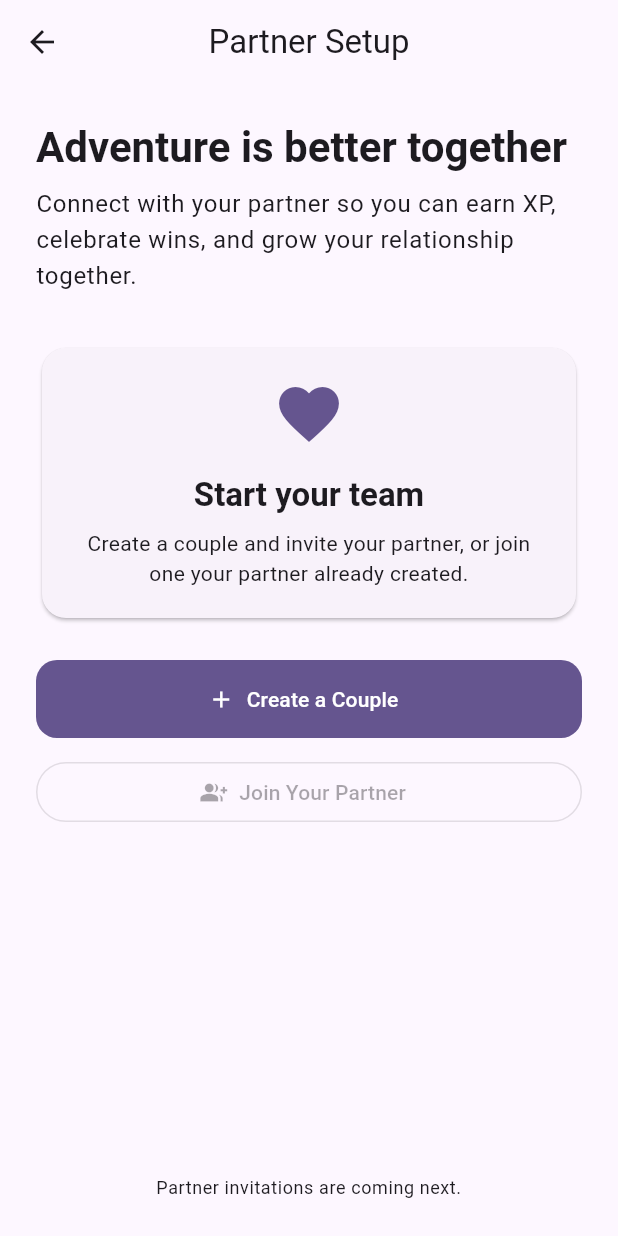
After one commit to greglbg/relationship_xp, a Flutter app: the CoupleSetupScreen screen opened directly, after a tap on "Create a Couple", on a phone screen of 412 x 824 dp. The commit adds this screen. Run offline on Flutter 3.47's test engine with Material 3 defaults, Android fonts, the phone set to English and light mode, and no system bars; our stand-ins replace cloud_firestore, firebase_auth, firebase_core; accounts and stored records are empty; network calls fail.

Commit message:
Add couple creation and onboarding

```diff
--- a/lib/auth/auth_gate.dart
+++ b/lib/auth/auth_gate.dart
@@ -2,6 +2,7 @@ import 'package:cloud_firestore/cloud_firestore.dart';
 import 'package:firebase_auth/firebase_auth.dart';
 import 'package:flutter/material.dart';
 
+import '../screens/couple/couple_setup_screen.dart';
 import '../screens/home/home_screen.dart';
 import 'login_screen.dart';
 import 'profile_setup_screen.dart';
@@ -45,10 +46,22 @@ class AuthGate extends StatelessWidget {
             }
 
             final data = profileSnapshot.data?.data();
-            final displayName = data?['displayName'] as String?;
+
+            if (data == null) {
+              return const Scaffold(
+                body: Center(child: Text('Profile not found.')),
+              );
+            }
+
+            final displayName = data['displayName'] as String?;
+            final coupleId = data['coupleId'] as String?;
 
             if (displayName == null || displayName.trim().isEmpty) {
               return const ProfileSetupScreen();
+            }
+
+            if (coupleId == null || coupleId.trim().isEmpty) {
+              return const CoupleSetupScreen();
             }
 
             return const HomeScreen();
--- a/lib/auth/register_screen.dart
+++ b/lib/auth/register_screen.dart
@@ -45,7 +45,7 @@ class _RegisterScreenState extends State<RegisterScreen> {
           'email': user.email,
           'displayName': '',
           'individualXp': 0,
-          'level': 1,
+          'coupleId': null,
           'createdAt': FieldValue.serverTimestamp(),
         });
       }
--- /dev/null
+++ b/lib/screens/couple/couple_setup_screen.dart
@@ -0,0 +1,148 @@
+import 'package:cloud_firestore/cloud_firestore.dart';
+import 'package:firebase_auth/firebase_auth.dart';
+import 'package:flutter/material.dart';
+
+class CoupleSetupScreen extends StatefulWidget {
+  const CoupleSetupScreen({super.key});
+
+  @override
+  State<CoupleSetupScreen> createState() => _CoupleSetupScreenState();
+}
+
+class _CoupleSetupScreenState extends State<CoupleSetupScreen> {
+  bool isLoading = false;
+  String? errorMessage;
+
+  Future<void> createCouple() async {
+    final user = FirebaseAuth.instance.currentUser;
+
+    if (user == null) {
+      setState(() {
+        errorMessage = 'No signed-in user was found.';
+      });
+      return;
+    }
+
+    setState(() {
+      isLoading = true;
+      errorMessage = null;
+    });
+
+    try {
+      final coupleReference = FirebaseFirestore.instance
+          .collection('couples')
+          .doc();
+
+      final batch = FirebaseFirestore.instance.batch();
+
+      batch.set(coupleReference, {
+        'memberIds': [user.uid],
+        'coupleXp': 0,
+        'createdAt': FieldValue.serverTimestamp(),
+      });
+
+      batch.update(
+        FirebaseFirestore.instance.collection('users').doc(user.uid),
+        {'coupleId': coupleReference.id},
+      );
+
+      await batch.commit();
+    } on FirebaseException catch (error) {
+      if (mounted) {
+        setState(() {
+          errorMessage = error.message;
+        });
+      }
+    } finally {
+      if (mounted) {
+        setState(() {
+          isLoading = false;
+        });
+      }
+    }
+  }
+
+  @override
+  Widget build(BuildContext context) {
+    return Scaffold(
+      appBar: AppBar(title: const Text('Partner Setup')),
+      body: SafeArea(
+        child: Padding(
+          padding: const EdgeInsets.all(24),
+          child: Column(
+            crossAxisAlignment: CrossAxisAlignment.stretch,
+            children: [
+              Text(
+                'Adventure is better together',
+                style: Theme.of(context).textTheme.headlineMedium
+                    ?.copyWith(fontWeight: FontWeight.bold),
+              ),
+              const SizedBox(height: 8),
+              Text(
+                'Connect with your partner so you can earn XP, celebrate wins, '
+                'and grow your relationship together.',
+                style: Theme.of(context).textTheme.bodyLarge,
+              ),
+              const SizedBox(height: 32),
+              Card(
+                child: Padding(
+                  padding: const EdgeInsets.all(20),
+                  child: Column(
+                    crossAxisAlignment: CrossAxisAlignment.stretch,
+                    children: [
+                      Icon(
+                        Icons.favorite,
+                        size: 48,
+                        color: Theme.of(context).colorScheme.primary,
+                      ),
+                      const SizedBox(height: 16),
+                      Text(
+                        'Start your team',
+                        textAlign: TextAlign.center,
+                        style: Theme.of(context).textTheme.titleLarge
+                            ?.copyWith(fontWeight: FontWeight.bold),
+                      ),
+                      const SizedBox(height: 8),
+                      Text(
+                        'Create a couple and invite your partner, or join one '
+                        'your partner already created.',
+                        textAlign: TextAlign.center,
+                        style: Theme.of(context).textTheme.bodyMedium,
+                      ),
+                    ],
+                  ),
+                ),
+              ),
+              const SizedBox(height: 24),
+              if (errorMessage != null) ...[
+                Text(
+                  errorMessage!,
+                  textAlign: TextAlign.center,
+                  style: TextStyle(color: Theme.of(context).colorScheme.error),
+                ),
+                const SizedBox(height: 16),
+              ],
+              FilledButton.icon(
+                onPressed: isLoading ? null : createCouple,
+                icon: const Icon(Icons.add),
+                label: Text(isLoading ? 'Creating...' : 'Create a Couple'),
+              ),
+              const SizedBox(height: 12),
+              OutlinedButton.icon(
+                onPressed: null,
+                icon: const Icon(Icons.group_add),
+                label: const Text('Join Your Partner'),
+              ),
+              const Spacer(),
+              Text(
+                'Partner invitations are coming next.',
+                textAlign: TextAlign.center,
+                style: Theme.of(context).textTheme.bodySmall,
+              ),
+            ],
+          ),
+        ),
+      ),
+    );
+  }
+}
```
